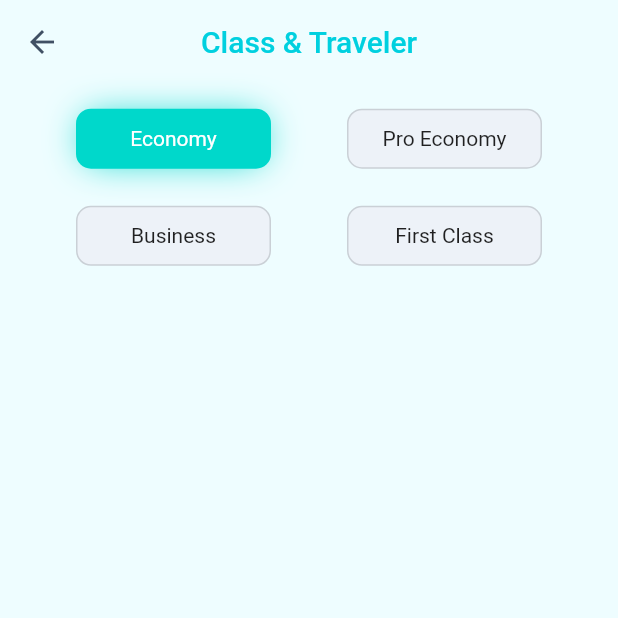
After one commit to BrahimChouih/CheapBooking, a Flutter app: the ClassTravelerScreen screen opened directly, on a phone screen of 412 x 824 dp, the top half of it. The commit adds this screen. Run offline on Flutter 3.47's test engine with Material 2 defaults, Android fonts, the light colour scheme and no system bars; our stand-ins replace flutter_svg, get.

Commit message:
new update

```diff
--- /dev/null
+++ b/lib/controllers/step_controller.dart
@@ -0,0 +1,20 @@
+import 'package:get/get.dart';
+
+class StepController extends GetxController {
+  int currentStep = 3;
+  String classes = 'Economy';
+  int traveler = 0;
+  void onChanged(int newStep) {
+    currentStep = newStep;
+    update();
+  }
+
+  void onChangerdClassesAndTraveler(
+    String classes,
+    int traveler,
+  ) {
+    this.classes = classes;
+    this.traveler = traveler;
+    update();
+  }
+}
--- /dev/null
+++ b/lib/controllers/traveler_controller.dart
@@ -0,0 +1,23 @@
+import 'package:get/get.dart';
+
+class ClassTravelerController extends GetxController {
+  String classes = 'Economy';
+  Map<String, int> travelers = {
+    'adults': 0,
+    'senior': 0,
+    'youth': 0,
+    'child': 0,
+    'seat_infant_under': 0,
+  };
+  int numTravelers = 0;
+  bool isSelected = false;
+  void onChangedClasses(String classes) {
+    this.classes = classes;
+    update(['classes']);
+  }
+
+  void onChangedTraveler({String type, int travelerNumber}) {
+    travelers[type] = travelerNumber;
+    update(['travelers']);
+  }
+}
--- /dev/null
+++ b/lib/screens/steps/class_traveler_screen.dart
@@ -0,0 +1,92 @@
+import 'package:cheap_booking/controllers/traveler_controller.dart';
+import 'package:flutter/material.dart';
+import 'package:get/get.dart';
+
+class ClassTravelerScreen extends StatelessWidget {
+  final classTravelerController = Get.find<ClassTravelerController>();
+
+  @override
+  Widget build(BuildContext context) {
+    return Scaffold(
+      appBar: AppBar(
+        leading: IconButton(
+          icon: Icon(
+            Icons.arrow_back,
+            color: Color(0xff405064),
+          ),
+          onPressed: () => Get.back(),
+        ),
+        centerTitle: true,
+        title: Text(
+          'Class & Traveler',
+          style: TextStyle(
+            color: Get.theme.primaryColor,
+          ),
+        ),
+        backgroundColor: Colors.transparent,
+        elevation: 0,
+      ),
+      body: Column(
+        children: [
+          GetBuilder<ClassTravelerController>(
+            id: 'classes',
+            builder: (_) => Column(
+              children: [
+                SizedBox(height: Get.height * 0.02),
+                Row(
+                  mainAxisAlignment: MainAxisAlignment.spaceEvenly,
+                  children: [
+                    classes('Economy'),
+                    classes('Pro Economy'),
+                  ],
+                ),
+                SizedBox(height: Get.height * 0.03),
+                Row(
+                  mainAxisAlignment: MainAxisAlignment.spaceEvenly,
+                  children: [
+                    classes('Business'),
+                    classes('First Class'),
+                  ],
+                ),
+              ],
+            ),
+          ),
+        ],
+      ),
+    );
+  }
+
+  Widget classes(String txt) {
+    bool isSelected = classTravelerController.classes == txt;
+    return InkWell(
+      splashColor: Colors.transparent,
+      highlightColor: Colors.transparent,
+      onTap: () => classTravelerController.onChangedClasses(txt),
+      child: Container(
+        child: Text(
+          txt,
+          style: TextStyle(
+            color: isSelected ? Colors.white : null,
+          ),
+        ),
+        alignment: Alignment.center,
+        width: 130,
+        height: 40,
+        decoration: BoxDecoration(
+          color: isSelected ? Color(0xff00D8CB) : Color(0xffEDF2F8),
+          border: !isSelected ? Border.all(color: Color(0xffCAD0D6)) : null,
+          borderRadius: BorderRadius.circular(10),
+          boxShadow: isSelected
+              ? [
+                  BoxShadow(
+                    color: Color(0xff00D8CB),
+                    blurRadius: 20,
+                    spreadRadius: -5,
+                  )
+                ]
+              : null,
+        ),
+      ),
+    );
+  }
+}
--- a/pubspec.yaml
+++ b/pubspec.yaml
@@ -24,7 +24,7 @@ dependencies:
   flutter:
     sdk: flutter
   get: ^3.24.0
-  flutter_svg: ^0.19.1
+  flutter_svg: ^0.19.3
 
   # The following adds the Cupertino Icons font to your application.
   # Use with the CupertinoIcons class for iOS style icons.
```
Also changed, not shown: lib/screens/steps_screen.dart (+53 -9 lines), pubspec.lock.
